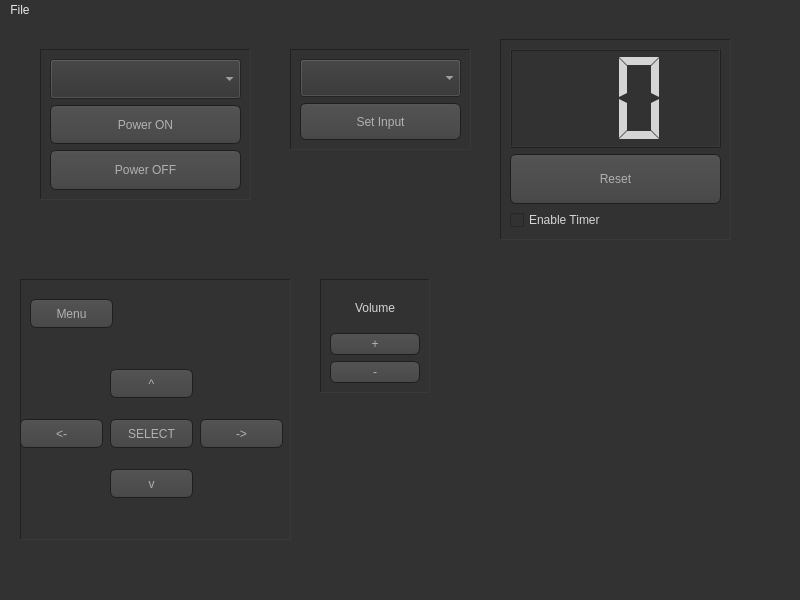
Above: mainwindow.ui from NSklenicka/PT-F200U before the change. Below: the same form after it.
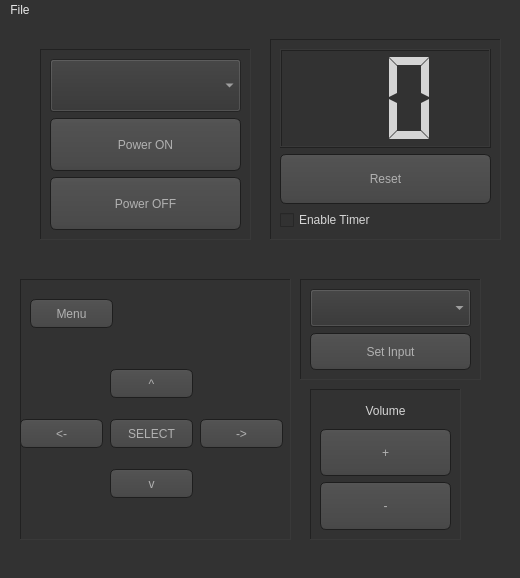
That is the form after the change.

```diff
--- a/mainwindow.ui
+++ b/mainwindow.ui
@@ -6,8 +6,8 @@
    <rect>
     <x>0</x>
     <y>0</y>
-    <width>800</width>
-    <height>600</height>
+    <width>520</width>
+    <height>578</height>
    </rect>
   </property>
   <property name="windowTitle">
@@ -309,7 +309,7 @@
       <x>40</x>
       <y>30</y>
       <width>211</width>
-      <height>151</height>
+      <height>191</height>
      </rect>
     </property>
     <property name="frameShape">
@@ -360,8 +360,8 @@
    <widget class="QFrame" name="frame_2">
     <property name="geometry">
      <rect>
-      <x>290</x>
-      <y>30</y>
+      <x>300</x>
+      <y>260</y>
       <width>181</width>
       <height>101</height>
      </rect>
@@ -495,7 +495,7 @@
    <widget class="QFrame" name="frame_4">
     <property name="geometry">
      <rect>
-      <x>500</x>
+      <x>270</x>
       <y>20</y>
       <width>231</width>
       <height>201</height>
@@ -555,10 +555,10 @@
    <widget class="QFrame" name="frame_5">
     <property name="geometry">
      <rect>
-      <x>320</x>
-      <y>260</y>
-      <width>110</width>
-      <height>114</height>
+      <x>310</x>
+      <y>370</y>
+      <width>151</width>
+      <height>151</height>
      </rect>
     </property>
     <property name="frameShape">
@@ -570,6 +570,12 @@
     <layout class="QVBoxLayout" name="verticalLayout_4">
      <item>
       <widget class="QLabel" name="label">
+       <property name="sizePolicy">
+        <sizepolicy hsizetype="Preferred" vsizetype="Preferred">
+         <horstretch>0</horstretch>
+         <verstretch>1</verstretch>
+        </sizepolicy>
+       </property>
        <property name="text">
         <string>Volume</string>
        </property>
@@ -580,6 +586,12 @@
      </item>
      <item>
       <widget class="QPushButton" name="buttonVolumeUp">
+       <property name="sizePolicy">
+        <sizepolicy hsizetype="Minimum" vsizetype="Preferred">
+         <horstretch>0</horstretch>
+         <verstretch>2</verstretch>
+        </sizepolicy>
+       </property>
        <property name="text">
         <string>+</string>
        </property>
@@ -587,6 +599,12 @@
      </item>
      <item>
       <widget class="QPushButton" name="buttonVolumeDown">
+       <property name="sizePolicy">
+        <sizepolicy hsizetype="Minimum" vsizetype="Preferred">
+         <horstretch>0</horstretch>
+         <verstretch>2</verstretch>
+        </sizepolicy>
+       </property>
        <property name="text">
         <string>-</string>
        </property>
@@ -600,7 +618,7 @@
     <rect>
      <x>0</x>
      <y>0</y>
-     <width>800</width>
+     <width>520</width>
      <height>25</height>
     </rect>
    </property>
```
